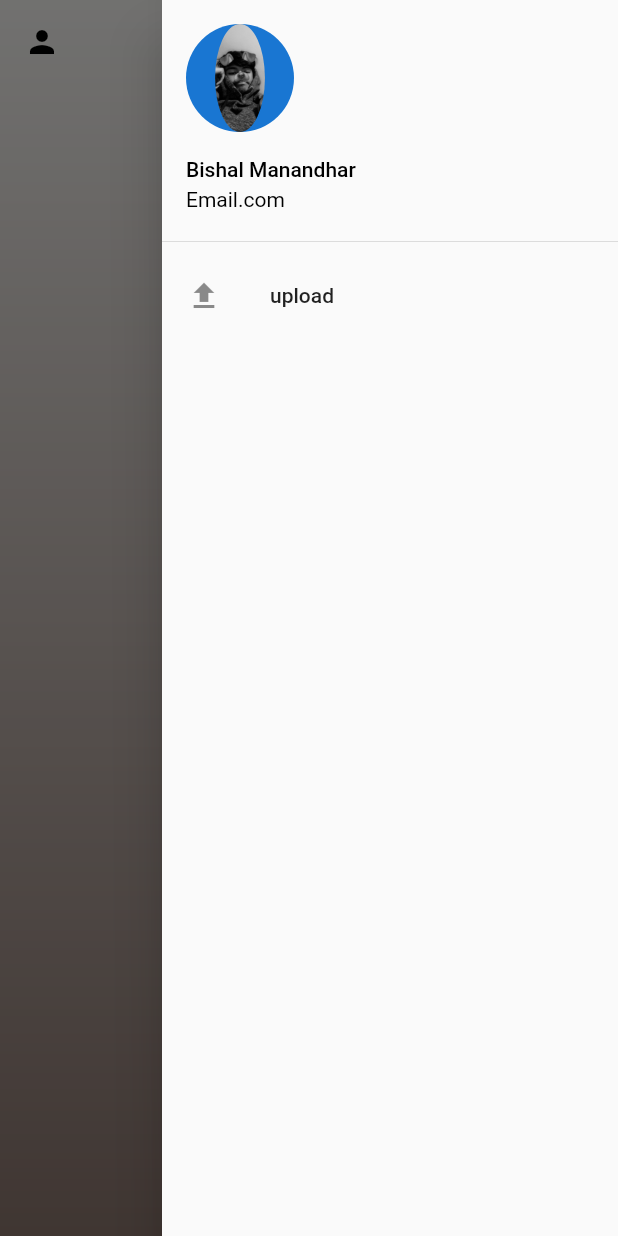
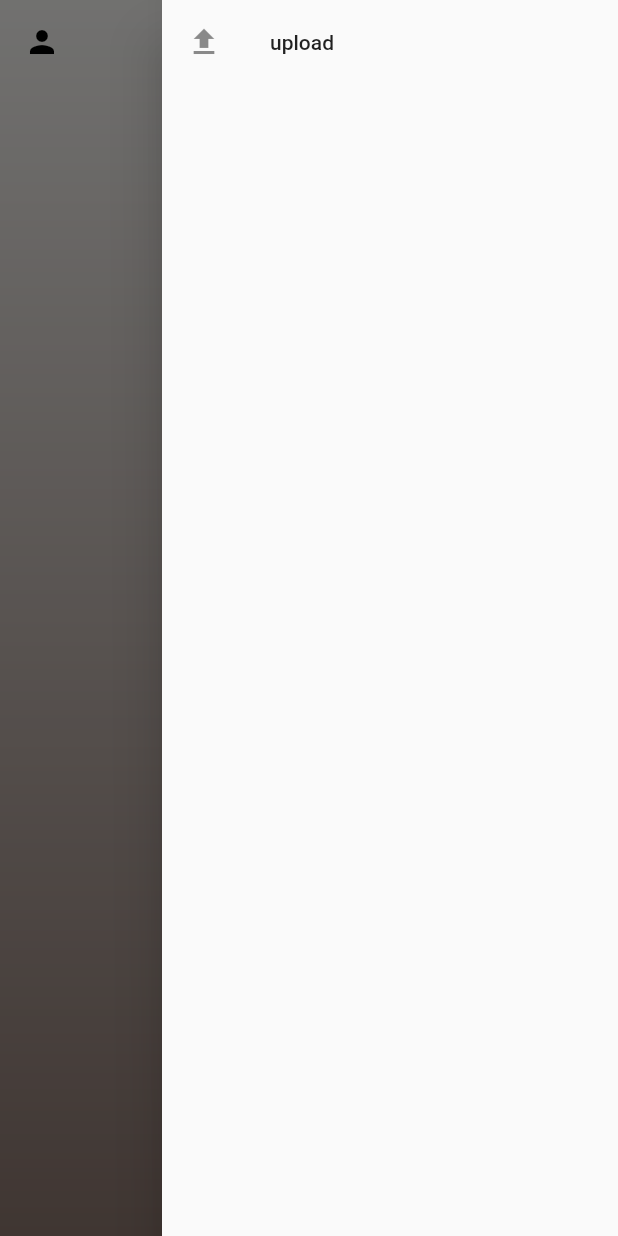
Before and after one commit to koolsirr/Paisa-The-mobile-wallet, a Flutter app: the HomeScreen screen opened by its route, after a tap on the "person" icon, after a tap on the "notifications" icon, after a tap on the "more vert" icon, on a phone screen of 412 x 824 dp. Run offline on Flutter 3.47's test engine with Material 2 defaults, Android fonts, the phone set to English and light mode, and no system bars; our stand-ins replace quickalert.

Commit message:
new changes

```diff
--- a/lib/Screens/End_NavBar.dart
+++ b/lib/Screens/End_NavBar.dart
@@ -13,23 +13,8 @@ class _EndNavBarState extends State<EndNavBar> {
   Widget build(BuildContext context) {
     return Drawer(
       child: ListView(
-        children: [
-          UserAccountsDrawerHeader(
-            accountName: const Text('Bishal Manandhar',
-                style: TextStyle(color: Colors.black)),
-            accountEmail: const Text(
-              "Email.com",
-              style: TextStyle(color: Colors.black),
-            ),
-            currentAccountPicture: CircleAvatar(
-              child: ClipOval(
-                  child: Image.asset(
-                'assets/images/pic.png',
-              )),
-            ),
-            decoration: const BoxDecoration(color: Colors.transparent),
-          ),
-          const ListTile(
+        children: const [
+          ListTile(
             leading: Icon(Icons.upload),
             title: Text('upload'),
           )
```
